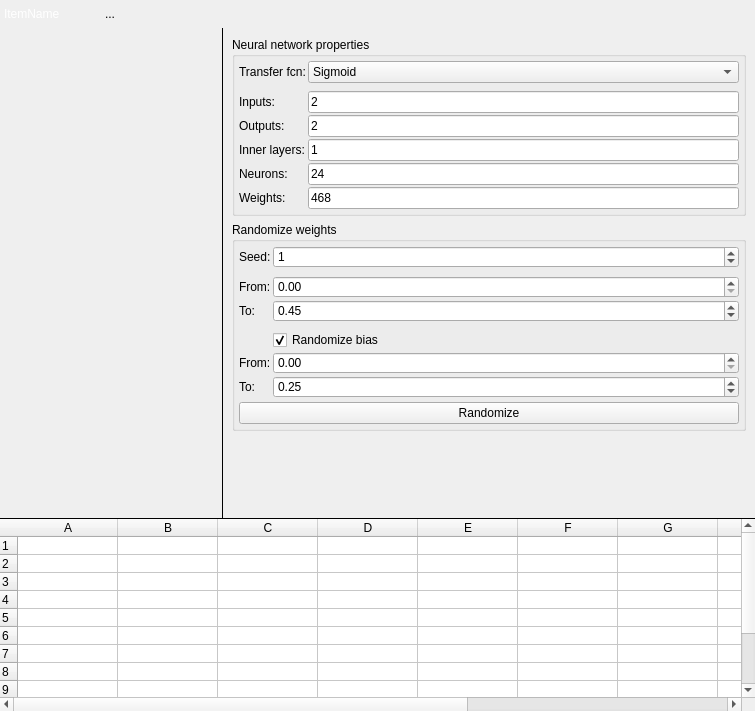
Qt form ApplicationUi/TopologyWidget.ui (kacerpetr/NNCreator) before a commit.
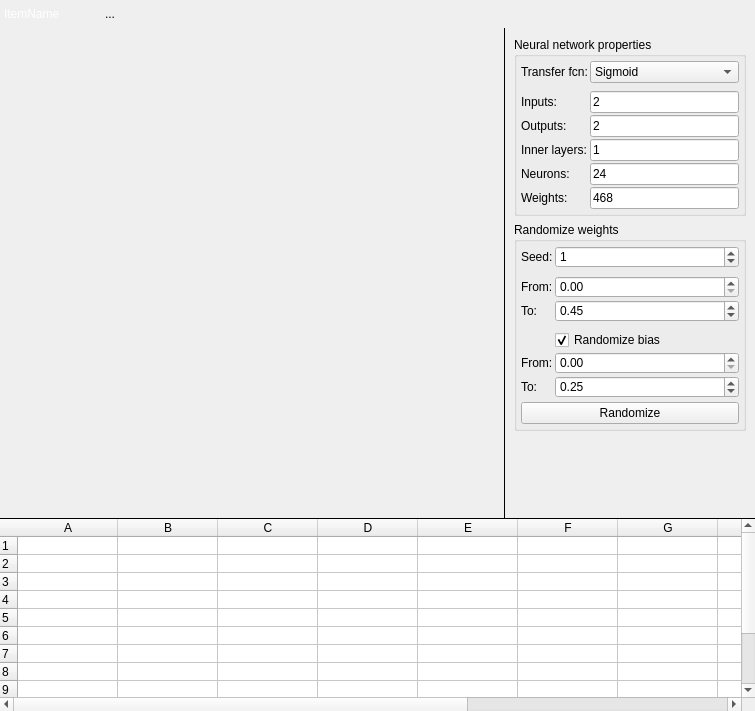
The same form after that commit. Icons and pictures are not drawn.

Commit message: Added learning widget design preview.

```diff
--- a/ApplicationUi/TopologyWidget.ui
+++ b/ApplicationUi/TopologyWidget.ui
@@ -16,12 +16,6 @@
     <verstretch>0</verstretch>
    </sizepolicy>
   </property>
-  <property name="minimumSize">
-   <size>
-    <width>80</width>
-    <height>0</height>
-   </size>
-  </property>
   <property name="baseSize">
    <size>
     <width>0</width>
@@ -231,7 +225,7 @@
       <widget class="QScrollArea" name="layerScrollArea">
        <property name="sizePolicy">
         <sizepolicy hsizetype="Preferred" vsizetype="Preferred">
-         <horstretch>2</horstretch>
+         <horstretch>1</horstretch>
          <verstretch>0</verstretch>
         </sizepolicy>
        </property>
@@ -258,7 +252,7 @@
          <rect>
           <x>0</x>
           <y>0</y>
-          <width>141</width>
+          <width>492</width>
           <height>490</height>
          </rect>
         </property>
@@ -267,7 +261,7 @@
       <widget class="QFrame" name="frame">
        <property name="sizePolicy">
         <sizepolicy hsizetype="Preferred" vsizetype="Preferred">
-         <horstretch>2</horstretch>
+         <horstretch>0</horstretch>
          <verstretch>0</verstretch>
         </sizepolicy>
        </property>
```
The commit also changes 4 other files.
